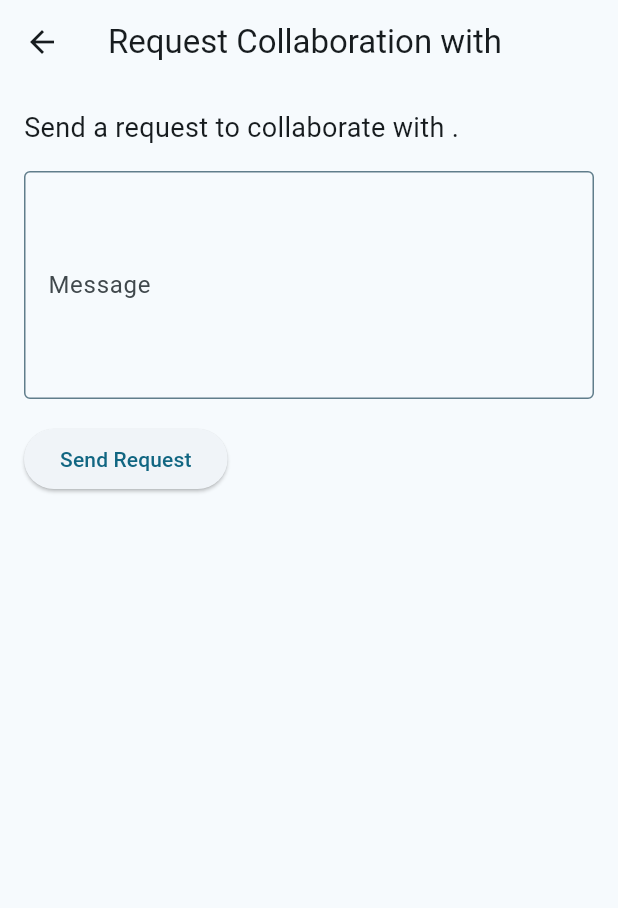
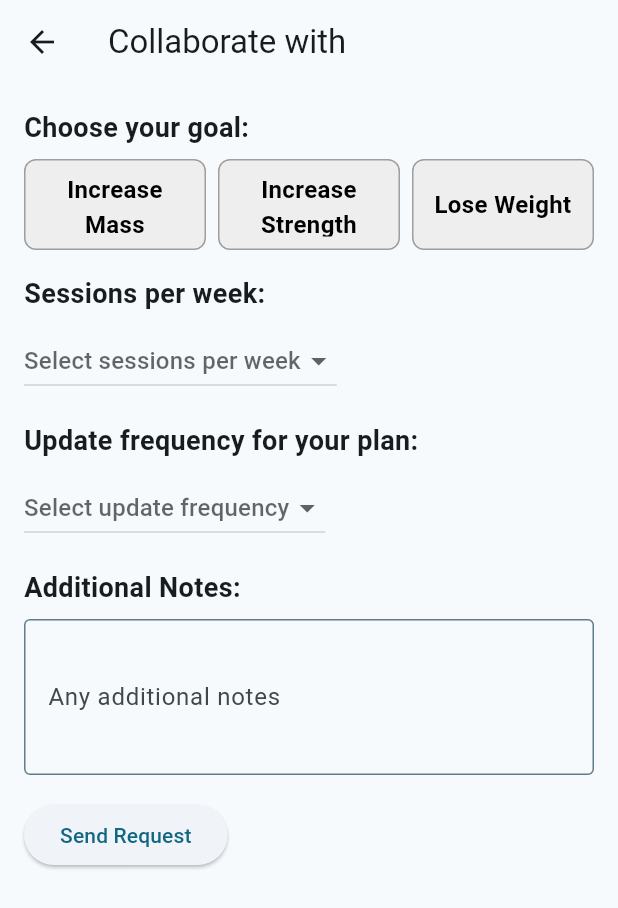
Before and after one commit to klos02/user_app, a Flutter app: the CollaborationRequestPage screen opened directly with empty values, on a phone screen of 412 x 824 dp. Shown: the top 908 px of the screen. Run offline on Flutter 3.47's test engine with Material 3 defaults, Android fonts, the phone set to English and light mode, and no system bars; our stand-ins replace cloud_firestore, firebase_auth, firebase_core; accounts and stored records are empty.

Commit message:
add goal selection, session frequency, and additional notes features; add requests service for future functionality

```diff
--- a/lib/Pages/Content/collaboration_request_page.dart
+++ b/lib/Pages/Content/collaboration_request_page.dart
@@ -1,6 +1,6 @@
 import 'package:flutter/material.dart';
 
-class CollaborationRequestPage extends StatelessWidget {
+class CollaborationRequestPage extends StatefulWidget {
   final String trainerName;
   final String trainerId;
 
@@ -10,10 +10,21 @@ class CollaborationRequestPage extends StatelessWidget {
   });
 
   @override
+  _CollaborationRequestPageState createState() =>
+      _CollaborationRequestPageState();
+}
+
+class _CollaborationRequestPageState extends State<CollaborationRequestPage> {
+  String? selectedGoal;
+  int? selectedSessionsPerWeek;
+  String? selectedUpdateFrequency;
+  TextEditingController _additionalNotesController = TextEditingController();
+
+  @override
   Widget build(BuildContext context) {
     return Scaffold(
       appBar: AppBar(
-        title: Text('Request Collaboration with $trainerName'),
+        title: FittedBox(child: Text('Collaborate with ${widget.trainerName}')),
       ),
       body: Padding(
         padding: const EdgeInsets.all(16.0),
@@ -21,21 +32,82 @@ class CollaborationRequestPage extends StatelessWidget {
           crossAxisAlignment: CrossAxisAlignment.start,
           children: [
             Text(
-              'Send a request to collaborate with $trainerName.',
-              style: TextStyle(fontSize: 18),
+              'Choose your goal:',
+              style: TextStyle(fontSize: 18, fontWeight: FontWeight.bold),
+            ),
+            SizedBox(height: 8),
+            GridView.count(
+              shrinkWrap: true,
+              crossAxisCount: 3,
+              childAspectRatio: 2,
+              crossAxisSpacing: 8,
+              mainAxisSpacing: 8,
+              children: [
+                _goalTile('Increase Mass'),
+                _goalTile('Increase Strength'),
+                _goalTile('Lose Weight'),
+              ],
             ),
             SizedBox(height: 16),
+            Text(
+              'Sessions per week:',
+              style: TextStyle(fontSize: 18, fontWeight: FontWeight.bold),
+            ),
+            SizedBox(height: 8),
+            DropdownButton<int>(
+              value: selectedSessionsPerWeek,
+              onChanged: (value) {
+                setState(() {
+                  selectedSessionsPerWeek = value;
+                });
+              },
+              hint: Text('Select sessions per week'),
+              items: List.generate(7, (index) {
+                return DropdownMenuItem<int>(
+                  value: index + 1,
+                  child: Text('${index + 1} sessions'),
+                );
+              }),
+            ),
+            SizedBox(height: 16),
+            Text(
+              'Update frequency for your plan:',
+              style: TextStyle(fontSize: 18, fontWeight: FontWeight.bold),
+            ),
+            SizedBox(height: 8),
+            DropdownButton<String>(
+              value: selectedUpdateFrequency,
+              onChanged: (value) {
+                setState(() {
+                  selectedUpdateFrequency = value;
+                });
+              },
+              hint: Text('Select update frequency'),
+              items: ['Weekly', 'Bi-weekly', 'Monthly']
+                  .map((frequency) => DropdownMenuItem<String>(
+                        value: frequency,
+                        child: Text(frequency),
+                      ))
+                  .toList(),
+            ),
+            SizedBox(height: 16),
+            Text(
+              'Additional Notes:',
+              style: TextStyle(fontSize: 18, fontWeight: FontWeight.bold),
+            ),
+            SizedBox(height: 8),
             TextField(
+              controller: _additionalNotesController,
               decoration: InputDecoration(
-                labelText: 'Message',
+                labelText: 'Any additional notes',
                 border: OutlineInputBorder(),
               ),
-              maxLines: 5,
+              maxLines: 3,
             ),
             SizedBox(height: 16),
             ElevatedButton(
               onPressed: () {
-                //TODO
+                //TODO: Logika wysyłania prośby o współpracę
                 ScaffoldMessenger.of(context).showSnackBar(
                   SnackBar(content: Text('Collaboration request sent!')),
                 );
@@ -47,4 +119,35 @@ class CollaborationRequestPage extends StatelessWidget {
       ),
     );
   }
+
+  Widget _goalTile(String goal) {
+    return GestureDetector(
+      onTap: () {
+        setState(() {
+          selectedGoal = goal;
+        });
+      },
+      child: Container(
+        padding: EdgeInsets.all(8),
+        decoration: BoxDecoration(
+          color: selectedGoal == goal ? Colors.blue : Colors.grey[200],
+          borderRadius: BorderRadius.circular(8),
+          border: Border.all(
+            color: selectedGoal == goal ? Colors.blue : Colors.grey,
+          ),
+        ),
+        child: Center(
+          child: Text(
+            goal,
+            textAlign: TextAlign.center,
+            style: TextStyle(
+              fontSize: 16,
+              fontWeight: FontWeight.bold,
+              color: selectedGoal == goal ? Colors.white : Colors.black,
+            ),
+          ),
+        ),
+      ),
+    );
+  }
 }
--- /dev/null
+++ b/lib/Services/requests_service.dart
@@ -0,0 +1,5 @@
+import 'package:cloud_firestore/cloud_firestore.dart';
+
+class RequestsService {
+  final _firestore = FirebaseFirestore.instance;
+}
```
